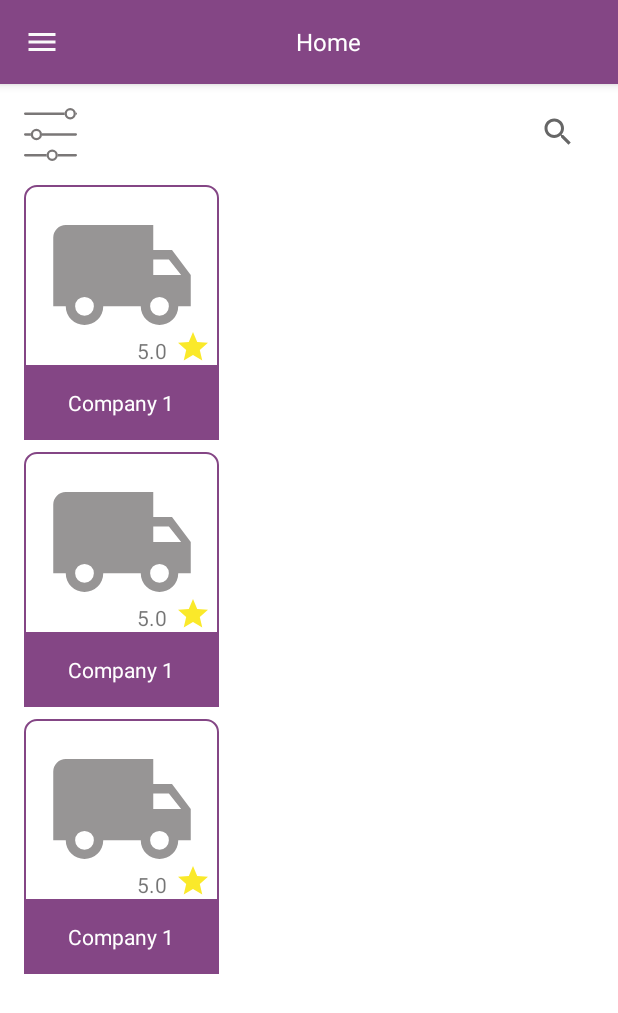
After one commit to GSG-Training/TGas, an Android app: the layout activity_home.xml on its own in the app's theme, with its tools: preview values and no code run, on a phone screen of 412 x 824 dp. The commit adds this screen. Shown: the top 1013 px of the screen. Run offline under Robolectric (Android 15) with nearby library versions, the phone set to English and light mode, and no system bars.

Commit message:
add more detail in home screen

```diff
--- a/app/src/main/AndroidManifest.xml
+++ b/app/src/main/AndroidManifest.xml
@@ -16,11 +16,9 @@
                 <category android:name="android.intent.category.LAUNCHER" />
             </intent-filter>
         </activity>
-        <activity android:name=".SignUpActivity">
-
-        </activity>
+        <activity android:name=".SignUpActivity"></activity>
         <activity android:name=".NewPassword" />
-        <activity android:name=".CodeVerification"></activity>
+        <activity android:name=".CodeVerification" />
         <activity android:name=".SendVerification" />
         <activity android:name=".LoginActivity" />
         <activity android:name=".GuideActivity" />
--- /dev/null
+++ b/app/src/main/java/com/example/project_test/HomeActivity.java
@@ -0,0 +1,14 @@
+package com.example.project_test;
+
+import androidx.appcompat.app.AppCompatActivity;
+
+import android.os.Bundle;
+
+public class HomeActivity extends AppCompatActivity {
+
+    @Override
+    protected void onCreate(Bundle savedInstanceState) {
+        super.onCreate(savedInstanceState);
+        setContentView(R.layout.activity_home);
+    }
+}
--- /dev/null
+++ b/app/src/main/res/drawable/ic_baseline_arrow_forward_24.xml
@@ -0,0 +1,5 @@
+<vector android:height="24dp" android:tint="#FEFAE9"
+    android:viewportHeight="24" android:viewportWidth="24"
+    android:width="24dp" xmlns:android="http://schemas.android.com/apk/res/android">
+    <path android:fillColor="@android:color/white" android:pathData="M12,4l-1.41,1.41L16.17,11H4v2h12.17l-5.58,5.59L12,20l8,-8z"/>
+</vector>
--- /dev/null
+++ b/app/src/main/res/drawable/ic_baseline_menu_24.xml
@@ -0,0 +1,5 @@
+<vector android:height="24dp" android:tint="#FAFAFA"
+    android:viewportHeight="24" android:viewportWidth="24"
+    android:width="24dp" xmlns:android="http://schemas.android.com/apk/res/android">
+    <path android:fillColor="@android:color/white" android:pathData="M3,18h18v-2L3,16v2zM3,13h18v-2L3,11v2zM3,6v2h18L21,6L3,6z"/>
+</vector>
--- /dev/null
+++ b/app/src/main/res/drawable/ic_baseline_star_24.xml
@@ -0,0 +1,5 @@
+<vector android:height="24dp" android:tint="#FAE92A"
+    android:viewportHeight="24" android:viewportWidth="24"
+    android:width="24dp" xmlns:android="http://schemas.android.com/apk/res/android">
+    <path android:fillColor="@android:color/white" android:pathData="M12,17.27L18.18,21l-1.64,-7.03L22,9.24l-7.19,-0.61L12,2 9.19,8.63 2,9.24l5.46,4.73L5.82,21z"/>
+</vector>
--- a/app/src/main/res/layout/activity_code_verification.xml
+++ b/app/src/main/res/layout/activity_code_verification.xml
@@ -70,7 +70,7 @@
                 android:gravity="center"
                 android:inputType="number"
                 android:maxLength="1"
-                android:textCursorDrawable="@drawable/cursor_edit_code"
+
                 app:layout_constraintEnd_toStartOf="@+id/edit2"
                 app:layout_constraintHorizontal_bias="0.5"
                 app:layout_constraintHorizontal_chainStyle="packed"
@@ -86,7 +86,6 @@
                 android:gravity="center"
                 android:inputType="number"
                 android:maxLength="1"
-                android:textCursorDrawable="@drawable/cursor_edit_code"
                 app:layout_constraintEnd_toStartOf="@+id/edit3"
                 app:layout_constraintHorizontal_bias="0.5"
                 app:layout_constraintStart_toEndOf="@+id/edit1"
@@ -101,7 +100,6 @@
                 android:gravity="center"
                 android:inputType="number"
                 android:maxLength="1"
-                android:textCursorDrawable="@drawable/cursor_edit_code"
                 app:layout_constraintEnd_toStartOf="@+id/edit4"
                 app:layout_constraintHorizontal_bias="0.5"
                 app:layout_constraintStart_toEndOf="@+id/edit2"
@@ -115,7 +113,6 @@
                 android:gravity="center"
                 android:inputType="number"
                 android:maxLength="1"
-                android:textCursorDrawable="@drawable/cursor_edit_code"
                 app:layout_constraintEnd_toEndOf="parent"
                 app:layout_constraintHorizontal_bias="0.5"
                 app:layout_constraintStart_toEndOf="@+id/edit3"
--- /dev/null
+++ b/app/src/main/res/layout/activity_home.xml
@@ -0,0 +1,56 @@
+<?xml version="1.0" encoding="utf-8"?>
+<androidx.coordinatorlayout.widget.CoordinatorLayout
+    xmlns:android="http://schemas.android.com/apk/res/android"
+    xmlns:app="http://schemas.android.com/apk/res-auto"
+    xmlns:tools="http://schemas.android.com/tools"
+    android:layout_width="match_parent"
+    android:layout_height="match_parent"
+    tools:context=".HomeActivity">
+    <androidx.core.widget.NestedScrollView
+        app:layout_behavior="@string/appbar_scrolling_view_behavior"
+        android:layout_width="match_parent"
+        android:layout_height="wrap_content"
+        >
+        <androidx.constraintlayout.widget.ConstraintLayout
+            android:layout_width="match_parent"
+            android:layout_height="wrap_content">
+            <ImageView
+                android:id="@+id/img_filter"
+                android:layout_width="wrap_content"
+                android:layout_height="wrap_content"
+                android:src="@drawable/ic_img_filter"
+                android:layout_marginStart="16dp"
+                app:layout_constraintStart_toStartOf="parent"
+                app:layout_constraintTop_toTopOf="parent"
+                android:layout_marginTop="@dimen/margin_16"
+                />
+
+        <androidx.appcompat.widget.SearchView
+            android:layout_width="wrap_content"
+            android:layout_height="wrap_content"
+            app:layout_constraintEnd_toEndOf="parent"
+            app:layout_constraintTop_toTopOf="parent"
+            android:layout_marginStart="20dp"
+            android:layout_marginTop="8dp"
+            android:layout_marginEnd="16dp"/>
+         <androidx.recyclerview.widget.RecyclerView
+             android:layout_width="match_parent"
+             android:layout_height="wrap_content"
+             tools:listitem="@layout/company_cell"
+             app:layout_constraintTop_toBottomOf="@id/img_filter"
+             android:layout_margin="16dp"/>
+
+        </androidx.constraintlayout.widget.ConstraintLayout>
+
+
+
+    </androidx.core.widget.NestedScrollView>
+<com.google.android.material.appbar.AppBarLayout
+    android:layout_width="match_parent"
+    android:layout_height="wrap_content">
+    <include layout="@layout/toolbar_custom_home"/>
+
+
+</com.google.android.material.appbar.AppBarLayout>
+
+</androidx.coordinatorlayout.widget.CoordinatorLayout>
--- a/app/src/main/res/layout/company_cell.xml
+++ b/app/src/main/res/layout/company_cell.xml
@@ -11,15 +11,30 @@
         android:layout_width="wrap_content"
         android:layout_height="wrap_content"
         android:layout_marginBottom="@dimen/margin_8"
-        android:padding="@dimen/margin_8"
+        android:padding="10dp"
         android:src="@drawable/ic_company_icon"
         app:layout_constraintEnd_toEndOf="parent"
         app:layout_constraintStart_toStartOf="parent"
         app:layout_constraintTop_toTopOf="parent" />
-
+       <ImageView
+           android:id="@+id/img_star"
+           android:layout_width="wrap_content"
+           android:layout_height="wrap_content"
+           app:layout_constraintEnd_toEndOf="parent"
+           android:layout_marginEnd="5dp"
+           app:layout_constraintBottom_toBottomOf="@id/img_company"
+           android:src="@drawable/ic_baseline_star_24"
+           />
+    <TextView
+        android:layout_width="wrap_content"
+        android:layout_height="wrap_content"
+        app:layout_constraintBottom_toBottomOf="@id/img_company"
+        android:text="5.0"
+        android:layout_marginEnd="5dp"
+        app:layout_constraintEnd_toStartOf="@id/img_star"/>
     <TextView
         android:layout_width="match_parent"
-        android:layout_height="30dp"
+        android:layout_height="50dp"
         android:background="@color/purple_background"
         android:ellipsize="end"
         android:gravity="center"
@@ -29,5 +44,5 @@
         android:textSize="14dp"
         app:layout_constraintEnd_toEndOf="parent"
         app:layout_constraintStart_toStartOf="parent"
-        app:layout_constraintTop_toBottomOf="@id/img_company" />
+        app:layout_constraintTop_toBottomOf="@id/img_star" />
 </androidx.constraintlayout.widget.ConstraintLayout>
--- /dev/null
+++ b/app/src/main/res/layout/toolbar_custom_home.xml
@@ -0,0 +1,24 @@
+<?xml version="1.0" encoding="utf-8"?>
+<androidx.appcompat.widget.Toolbar xmlns:android="http://schemas.android.com/apk/res/android"
+    android:layout_width="match_parent"
+    android:layout_height="?attr/actionBarSize"
+    xmlns:app="http://schemas.android.com/apk/res-auto"
+    android:background="@color/purple_background"
+    app:navigationIcon="@drawable/ic_baseline_menu_24">
+    <LinearLayout
+        android:layout_width="match_parent"
+        android:layout_height="match_parent"
+        android:gravity="center"
+        android:paddingEnd="25dp"
+        >
+        <TextView
+            android:layout_width="wrap_content"
+            android:layout_height="wrap_content"
+            android:text="Home"
+           android:layout_gravity="center"
+            android:layout_marginEnd="20dp"
+            android:textColor="@android:color/white"
+            android:textSize="16sp"/>
+    </LinearLayout>
+
+</androidx.appcompat.widget.Toolbar>
```
